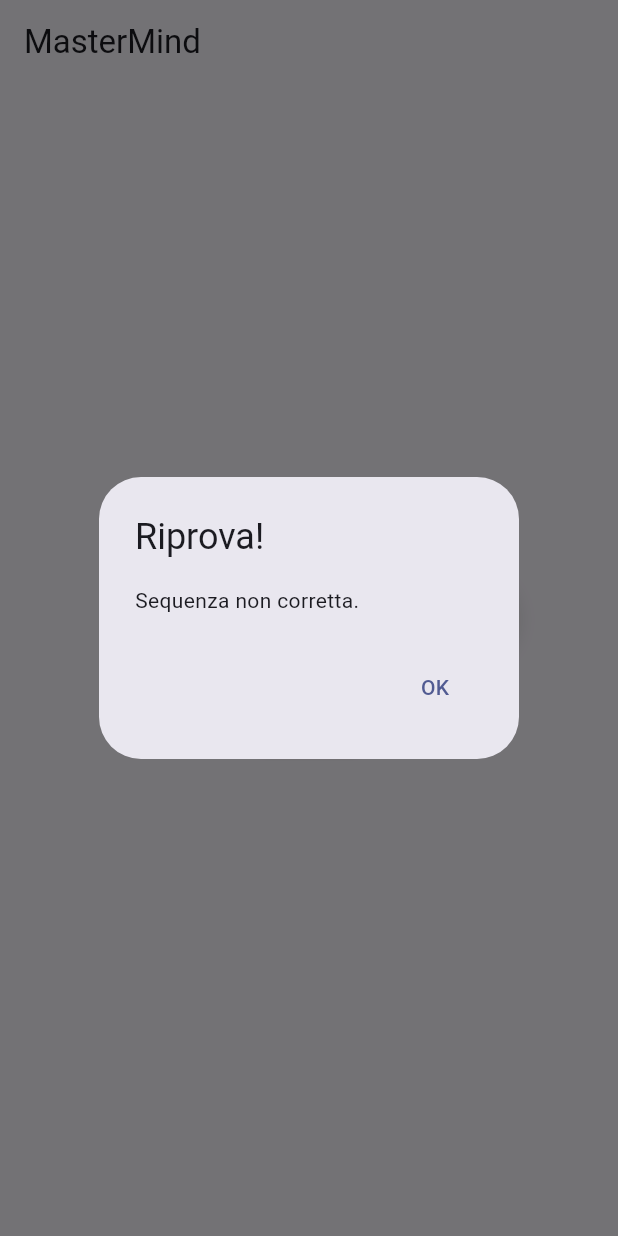
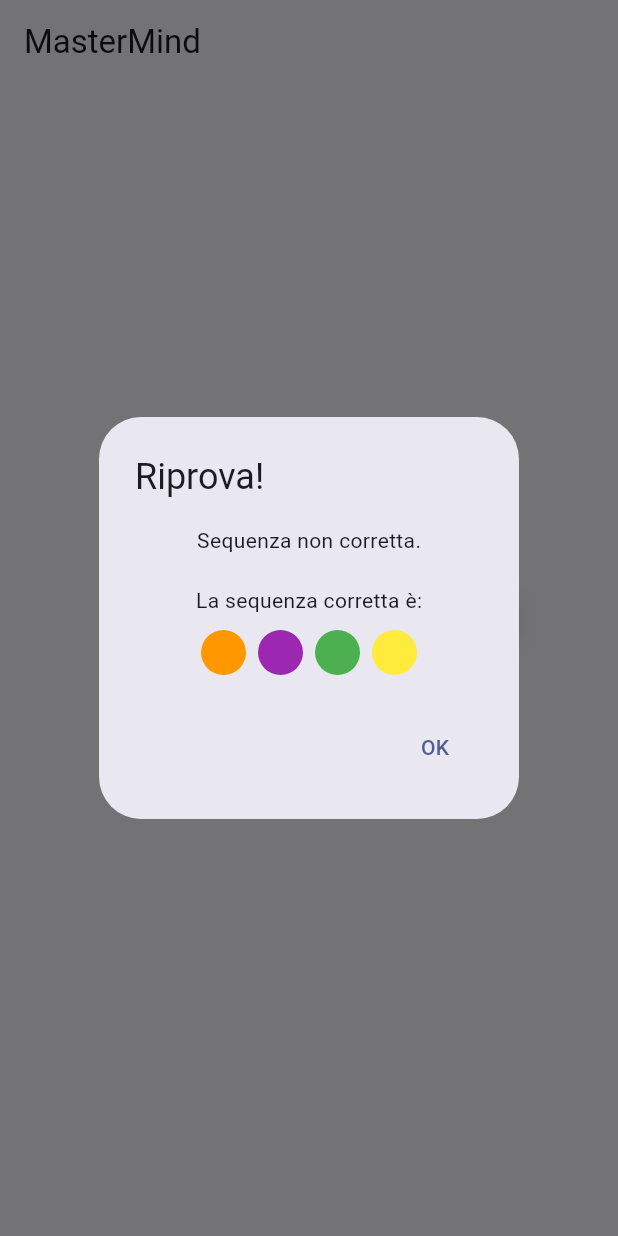
Before and after one commit to andreaasferra/InferiorMind, a Flutter app: the screen it shows after launch, after a tap on "Verifica", on a phone screen of 412 x 824 dp. Run offline on Flutter 3.47's test engine with Material 2 defaults, Android fonts, the phone set to English and light mode, and no system bars.

Commit message:
Aggiornamento del file caricato male

```diff
--- a/lib/main.dart
+++ b/lib/main.dart
@@ -54,8 +54,21 @@ class _MyHomePageState extends State<MyHomePage> {
     Colors.purple,
   ];
 
-  // Sequenza vincente
-  final Color sequenzaVincente = Colors.blue;
+  // Sequenza vincente (4 colori casuali)
+  late List<Color> sequenzaVincente;
+
+  @override
+  void initState() {
+    super.initState();
+    _generaSequenzaVincente();
+  }
+
+  void _generaSequenzaVincente() {
+    sequenzaVincente = List.generate(
+      4,
+      (index) => mastermindColors[random.nextInt(mastermindColors.length)]
+    );
+  }
 
   void _buttonNeutral(int buttonNumber) {
     setState(() {
@@ -79,17 +92,35 @@ class _MyHomePageState extends State<MyHomePage> {
   }
 
   void _verifica() {
-    if (buttonColor1 == sequenzaVincente &&
-        buttonColor2 == sequenzaVincente &&
-        buttonColor3 == sequenzaVincente &&
-        buttonColor4 == sequenzaVincente) {
+    if (buttonColor1 == sequenzaVincente[0] &&
+        buttonColor2 == sequenzaVincente[1] &&
+        buttonColor3 == sequenzaVincente[2] &&
+        buttonColor4 == sequenzaVincente[3]) {
       // Hai vinto!
       showDialog(
         context: context,
         builder: (BuildContext context) {
           return AlertDialog(
             title: const Text('Congratulazioni!'),
-            content: const Text('Hai vinto! Sequenza corretta!'),
+            content: Column(
+              mainAxisSize: MainAxisSize.min,
+              children: [
+                const Text('Hai vinto! Sequenza corretta!'),
+                const SizedBox(height: 20),
+                Row(
+                  mainAxisAlignment: MainAxisAlignment.center,
+                  children: [
+                    _colorCircle(sequenzaVincente[0]),
+                    const SizedBox(width: 8),
+                    _colorCircle(sequenzaVincente[1]),
+                    const SizedBox(width: 8),
+                    _colorCircle(sequenzaVincente[2]),
+                    const SizedBox(width: 8),
+                    _colorCircle(sequenzaVincente[3]),
+                  ],
+                ),
+              ],
+            ),
             actions: [
               TextButton(
                 onPressed: () {
@@ -100,6 +131,8 @@ class _MyHomePageState extends State<MyHomePage> {
                     buttonColor2 = Colors.grey;
                     buttonColor3 = Colors.grey;
                     buttonColor4 = Colors.grey;
+                    // Genera nuova sequenza
+                    _generaSequenzaVincente();
                   });
                 },
                 child: const Text('OK'),
@@ -115,7 +148,27 @@ class _MyHomePageState extends State<MyHomePage> {
         builder: (BuildContext context) {
           return AlertDialog(
             title: const Text('Riprova!'),
-            content: const Text('Sequenza non corretta.'),
+            content: Column(
+              mainAxisSize: MainAxisSize.min,
+              children: [
+                const Text('Sequenza non corretta.'),
+                const SizedBox(height: 20),
+                const Text('La sequenza corretta è:'),
+                const SizedBox(height: 10),
+                Row(
+                  mainAxisAlignment: MainAxisAlignment.center,
+                  children: [
+                    _colorCircle(sequenzaVincente[0]),
+                    const SizedBox(width: 8),
+                    _colorCircle(sequenzaVincente[1]),
+                    const SizedBox(width: 8),
+                    _colorCircle(sequenzaVincente[2]),
+                    const SizedBox(width: 8),
+                    _colorCircle(sequenzaVincente[3]),
+                  ],
+                ),
+              ],
+            ),
             actions: [
               TextButton(
                 onPressed: () {
@@ -128,6 +181,17 @@ class _MyHomePageState extends State<MyHomePage> {
         },
       );
     }
+  }
+
+  Widget _colorCircle(Color color) {
+    return Container(
+      width: 30,
+      height: 30,
+      decoration: BoxDecoration(
+        color: color,
+        shape: BoxShape.circle,
+      ),
+    );
   }
 
   @override
```
